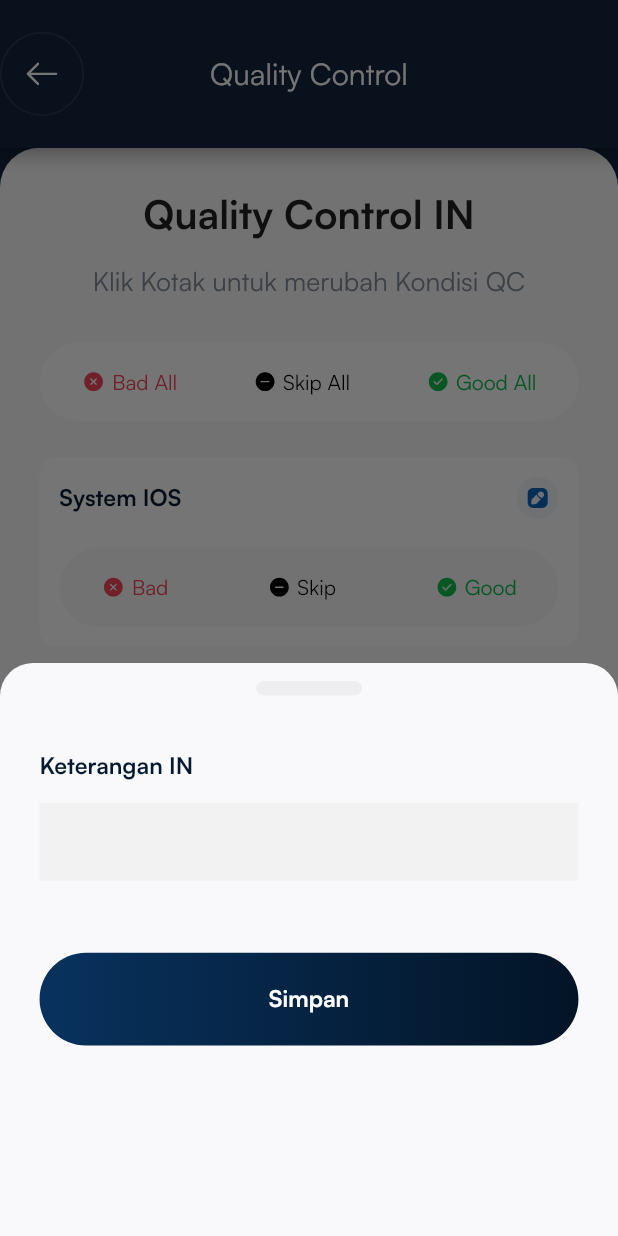
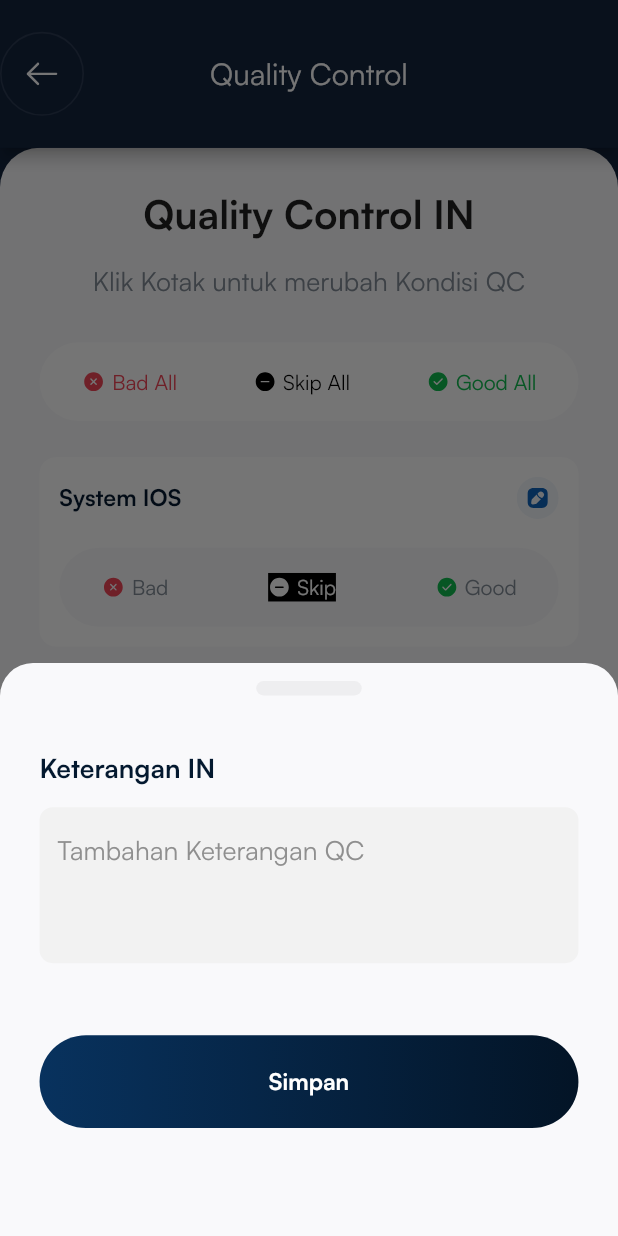
Before and after one commit to HugoIr/flutter_ui_test, a Flutter app: the screen it shows after launch, after a tap on an icon or button, on a phone screen of 412 x 824 dp. Run offline on Flutter 3.47's test engine with Material 2 defaults, Android fonts, the phone set to English and light mode, and no system bars; our stand-ins replace bloc, flutter_bloc, flutter_screenutil, flutter_svg.

```diff
--- a/lib/components/bottom_sheet_description.dart
+++ b/lib/components/bottom_sheet_description.dart
@@ -27,15 +27,22 @@ class BottomSheetDescription extends StatelessWidget {
           SizedBox(height: 30.h),
           Text(
             "Keterangan IN",
-            style: textStyle1,
+            style: textStyle1.copyWith(fontSize: 16.sp),
           ),
           SizedBox(
             height: 12.h,
           ),
           Container(
-            color: bgTextInput,
+            decoration: BoxDecoration(
+              borderRadius: BorderRadius.circular(8.r),
+              color: bgTextInput,
+            ),
+            padding: EdgeInsets.only(bottom: 40.h),
             child: TextField(
+              cursorColor: Colors.black12,
               decoration: InputDecoration(
+                hintText: "Tambahan Keterangan QC ",
+                hintStyle: TextStyle(color: greyHintTextColor, fontSize: 16.sp),
                 isDense: true,
                 border: OutlineInputBorder(
                   borderSide: BorderSide.none,
--- /dev/null
+++ b/lib/cubits/selected_item/selected_item_cubit.dart
@@ -0,0 +1,13 @@
+import 'package:bloc/bloc.dart';
+import 'package:meta/meta.dart';
+
+class SelectedItemCubit extends Cubit<int> {
+  SelectedItemCubit() : super(1);
+  void changeSelectedItem(int index) {
+    if (index >= 0 && index <= 2) {
+      emit(index);
+    } else {
+      emit(1);
+    }
+  }
+}
--- a/lib/pages/homepage.dart
+++ b/lib/pages/homepage.dart
@@ -1,12 +1,14 @@
 import 'package:flutter/material.dart';
+import 'package:flutter_bloc/flutter_bloc.dart';
 import 'package:flutter_screenutil/flutter_screenutil.dart';
 import 'package:flutter_svg/flutter_svg.dart';
 import 'package:flutter_ui_test/components/bottom_sheet_description.dart';
+import 'package:flutter_ui_test/cubits/selected_item/selected_item_cubit.dart';
 import 'package:flutter_ui_test/utils/constant.dart';
 
 class Homepage extends StatelessWidget {
-  const Homepage({Key? key}) : super(key: key);
-
+  Homepage({Key? key}) : super(key: key);
+  List<SelectedItemCubit> selectedItemCubitList = [];
   @override
   Widget build(BuildContext context) {
     return Scaffold(
@@ -19,9 +21,7 @@ class Homepage extends StatelessWidget {
           color: bgDefaultColor,
         ),
         alignment: Alignment.topCenter,
-        child: Stack(
-          children: [
-            SingleChildScrollView(
+        child: SingleChildScrollView(
           physics: const BouncingScrollPhysics(),
           child: Padding(
             padding: EdgeInsets.all(24.w),
@@ -61,18 +61,16 @@ class Homepage extends StatelessWidget {
                       );
                     },
                     itemBuilder: (context, index) {
-                          return rowItemQuality(context);
+                      SelectedItemCubit selectedItemCubit = SelectedItemCubit();
+                      selectedItemCubitList.add(selectedItemCubit);
+                      return BlocProvider(
+                        create: (context) => selectedItemCubit,
+                        child: rowItemQuality(context),
+                      );
                     })
               ],
             ),
           ),
-            ),
-            // Positioned(
-            //     bottom: 0.0,
-            //     left: 0.0,
-            //     right: 0.0,
-            //     child: bottomNavBar(context))
-          ],
         ),
       ),
     );
@@ -157,7 +155,12 @@ class Homepage extends StatelessWidget {
     );
   }
 
-  Container rowButtonAllCommand() {
+  Widget rowButtonAllCommand() {
+    return BlocProvider(
+      create: (context) => SelectedItemCubit(),
+      child: Builder(builder: (context) {
+        return BlocBuilder<SelectedItemCubit, int>(
+          builder: (context, currentIndex) {
             return Container(
               padding: EdgeInsets.symmetric(horizontal: 25.5.w, vertical: 14.h),
               decoration: BoxDecoration(
@@ -166,75 +169,174 @@ class Homepage extends StatelessWidget {
               child: Row(
                 mainAxisAlignment: MainAxisAlignment.spaceBetween,
                 children: [
-          headerRowItem(
+                  qualityItemAllCommand(
                     asset: "assets/images/bad.svg",
                     name: "Bad All",
+                    focusColor: red,
                     fontColor: red,
+                    currentIndex: currentIndex,
+                    index: 0,
                   ),
-          headerRowItem(
+                  qualityItemAllCommand(
                     asset: "assets/images/skip.svg",
                     name: "Skip All",
+                    focusColor: black,
                     fontColor: black,
+                    currentIndex: currentIndex,
+                    index: 1,
                   ),
-          headerRowItem(
+                  qualityItemAllCommand(
                     asset: "assets/images/good.svg",
                     name: "Good All",
+                    focusColor: green,
                     fontColor: green,
+                    currentIndex: currentIndex,
+                    index: 2,
+                  ),
+                ],
+              ),
+            );
+          },
+        );
+      }),
+    );
+  }
+
+  Widget rowButtonCommand() {
+    return Builder(builder: (context) {
+      return BlocBuilder<SelectedItemCubit, int>(
+        builder: (context, currentIndex) {
+          print("CURRENTINDEX $currentIndex");
+          return Container(
+            padding: EdgeInsets.symmetric(horizontal: 25.5.w, vertical: 14.h),
+            decoration: BoxDecoration(
+                borderRadius: BorderRadius.circular(1000.r),
+                color: bgDefaultColor),
+            width: double.infinity,
+            child: Row(
+              mainAxisAlignment: MainAxisAlignment.spaceBetween,
+              children: [
+                qualityItem(
+                  asset: "assets/images/bad.svg",
+                  name: "Bad",
+                  fontColor: greyTextColor,
+                  focusColor: red,
+                  currentIndex: currentIndex,
+                  index: 0,
+                ),
+                qualityItem(
+                  asset: "assets/images/skip.svg",
+                  name: "Skip",
+                  fontColor: greyTextColor,
+                  focusColor: black,
+                  currentIndex: currentIndex,
+                  index: 1,
+                ),
+                qualityItem(
+                  asset: "assets/images/good.svg",
+                  name: "Good",
+                  fontColor: greyTextColor,
+                  focusColor: green,
+                  currentIndex: currentIndex,
+                  index: 2,
+                ),
+              ],
+            ),
+          );
+        },
+      );
+    });
+  }
+
+  Widget qualityItem(
+      {required String asset,
+      required String name,
+      required int index,
+      required int currentIndex,
+      required Color focusColor,
+      Color fontColor = greyTextColor}) {
+    return BlocBuilder<SelectedItemCubit, int>(
+      builder: (context, state) {
+        return GestureDetector(
+          onTap: () {
+            print("index $index");
+            context.read<SelectedItemCubit>().changeSelectedItem(index);
+          },
+          child: qualityItemRaw(
+            name: name,
+            asset: asset,
+            index: index,
+            focusColor: focusColor,
+            currentIndex: currentIndex,
+            fontColor: fontColor,
+          ),
+        );
+      },
+    );
+  }
+
+  Widget qualityItemRaw({
+    required String asset,
+    required String name,
+    required int index,
+    required int currentIndex,
+    required Color focusColor,
+    Color fontColor = Colors.black87,
+    bool isAllCommand = false,
+  }) {
+    return Container(
+      color: (currentIndex == index && !isAllCommand)
+          ? focusColor
+          : Colors.transparent,
+      child: Row(
+        children: [
+          SvgPicture.asset(
+            asset,
+            color: (currentIndex == index && !isAllCommand) ? white : null,
+          ),
+          SizedBox(
+            width: 4.w,
+          ),
+          Text(
+            name,
+            style: TextStyle(
+                color: (currentIndex == index && !isAllCommand)
+                    ? white
+                    : fontColor),
           ),
         ],
       ),
     );
   }
 
-  Container rowButtonCommand() {
-    return Container(
-      padding: EdgeInsets.symmetric(horizontal: 25.5.w, vertical: 14.h),
-      decoration: BoxDecoration(
-          borderRadius: BorderRadius.circular(1000.r), color: bgDefaultColor),
-      width: double.infinity,
-      child: Row(
-        mainAxisAlignment: MainAxisAlignment.spaceBetween,
-        children: [
-          headerRowItem(
-            asset: "assets/images/bad.svg",
-            name: "Bad",
-            fontColor: red,
-          ),
-          headerRowItem(
-            asset: "assets/images/skip.svg",
-            name: "Skip",
-            fontColor: black,
-          ),
-          headerRowItem(
-            asset: "assets/images/good.svg",
-            name: "Good",
-            fontColor: green,
-          ),
-        ],
+  Widget qualityItemAllCommand({
+    required String asset,
+    required String name,
+    required int index,
+    required int currentIndex,
+    required Color focusColor,
+    Color fontColor = Colors.black87,
+  }) {
+    return BlocBuilder<SelectedItemCubit, int>(
+      builder: (context, state) {
+        return GestureDetector(
+          onTap: () {
+            for (SelectedItemCubit selectedItemCubit in selectedItemCubitList) {
+              selectedItemCubit.changeSelectedItem(index);
+            }
+            // context.read<SelectedItemCubit>().c
+          },
+          child: qualityItemRaw(
+            asset: asset,
+            name: name,
+            index: index,
+            currentIndex: currentIndex,
+            focusColor: focusColor,
+            fontColor: fontColor,
+            isAllCommand: true,
           ),
         );
-  }
-
-  Widget headerRowItem(
-      {required String asset,
-      required String name,
-      Color fontColor = Colors.black87}) {
-    return Container(
-      // padding: EdgeInsets.symmetric(horizontal: 25.5.w, vertical: 14.h),
-      child: Row(
-        children: [
-          SvgPicture.asset(
-            asset,
-          ),
-          SizedBox(
-            width: 4.w,
-          ),
-          Text(
-            name,
-            style: TextStyle(color: fontColor),
-          ),
-        ],
-      ),
+      },
     );
   }
 }
--- a/lib/utils/constant.dart
+++ b/lib/utils/constant.dart
@@ -4,6 +4,8 @@ import 'package:flutter_screenutil/flutter_screenutil.dart';
 const Color white = Colors.white;
 const Color white2 = Color.fromARGB(15, 62, 58, 58);
 const Color bgTextInput = Color(0xffF2F2F2);
+const Color greyHintTextColor = Color(0xff8F8F8F);
+const Color greyTextColor = Color(0xff828C97);
 
 const Color red = Color(0xffF24557);
 const Color black = Color(0xff000000);
--- a/pubspec.yaml
+++ b/pubspec.yaml
@@ -35,6 +35,7 @@ dependencies:
   # Use with the CupertinoIcons class for iOS style icons.
   cupertino_icons: ^1.0.2
   flutter_screenutil: ^5.0.0+2
+  flutter_bloc: ^8.0.1
   flutter_svg:
 
 dev_dependencies:
```
Also changed, not shown: pubspec.lock. Lines whose indentation alone changed are shown as unchanged.
